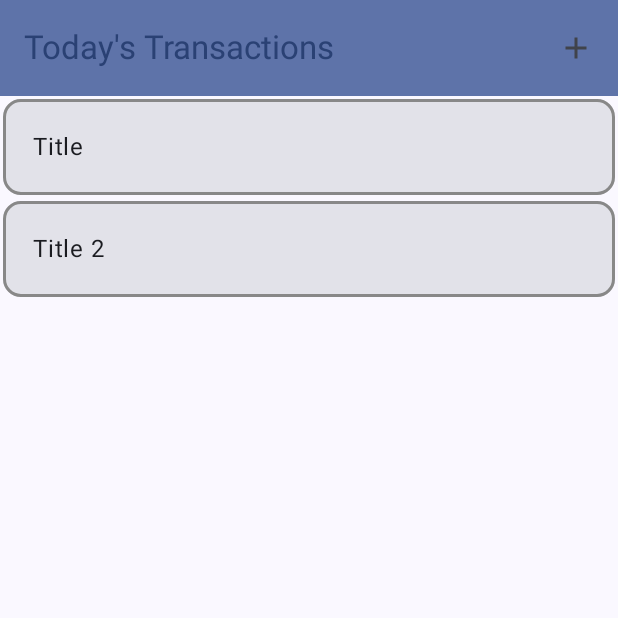
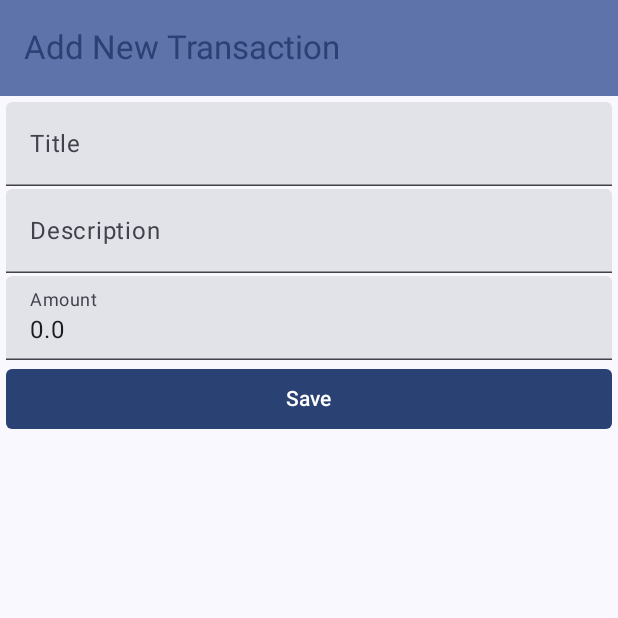
Before and after one commit to hadinajafi/Android_Composable_PlayGround, an Android app built with Jetpack Compose: the screen it shows after launch (MoneyManager), after a tap on "Add new transaction", on a phone screen of 412 x 824 dp, the top half of it. Run offline under Robolectric (Android 15) with nearby library versions, the phone set to English and light mode, and no system bars; our stand-ins replace Room's generated code.

Commit message:
Fix navigation to add transaction screen, fix user input fields

```diff
--- a/app/src/main/java/com/example/moneymanager/MoneyManager.kt
+++ b/app/src/main/java/com/example/moneymanager/MoneyManager.kt
@@ -3,10 +3,14 @@ package com.example.moneymanager
 import android.os.Bundle
 import androidx.activity.ComponentActivity
 import androidx.activity.compose.setContent
+import androidx.navigation.compose.NavHost
+import androidx.navigation.compose.composable
+import androidx.navigation.compose.rememberNavController
 import androidx.room.Room
 import com.example.moneymanager.db.repositories.AppDatabase
 import com.example.moneymanager.ui.home.OverviewScreen
 import com.example.moneymanager.ui.theme.MoneyManagerTheme
+import com.example.moneymanager.ui.transactions.AddTransaction
 
 class MoneyManager : ComponentActivity() {
 
@@ -18,15 +22,60 @@ class MoneyManager : ComponentActivity() {
         super.onCreate(savedInstanceState)
 
         database = Room.databaseBuilder(
-            applicationContext,
+            this.applicationContext,
             AppDatabase::class.java,
             "money_manager_db"
         ).build()
 
         setContent {
             MoneyManagerTheme {
-                OverviewScreen()
+                val navController = rememberNavController()
+                NavHost(navController = navController, startDestination = "overviewScreen") {
+                    composable("overviewScreen") {
+                        OverviewScreen(onAddTransactionClick = {
+                            navController.navigate("addTransaction")
+                        })
+                    }
+                    composable("addTransaction") {
+                        AddTransaction()
+                    }
+                }
             }
         }
     }
 }
+
+
+/*
+NavHost(navController, startDestination = "home") {
+    composable("home") {
+        HomeScreen(onDetailsClick = { id ->
+            navController.navigate("details/id=$id?name=hi")
+        }, onAboutClick = {
+            navController.navigate("about")
+        })
+    }
+    composable("about") {
+        AboutScreen(onNavigateUp = {
+            navController.popBackStack()
+        })
+    }
+    composable(
+        "details/id={id}?name={name}",
+        arguments = listOf(navArgument("id") {
+            type = NavType.LongType
+        }, navArgument("name") {
+            type = NavType.StringType
+            nullable = true
+        }),
+    ) { backStackEntry ->
+        val arguments = requireNotNull(backStackEntry.arguments)
+        val id = arguments.getLong("id")
+        val name = arguments.getString("name")
+        DetailsScreen(id, name, onNavigateUp = {
+            navController.popBackStack()
+        })
+    }
+}
+
+ */
--- a/app/src/main/java/com/example/moneymanager/ui/home/OverviewScreen.kt
+++ b/app/src/main/java/com/example/moneymanager/ui/home/OverviewScreen.kt
@@ -20,7 +20,6 @@ import androidx.compose.material3.TopAppBarDefaults
 import androidx.compose.runtime.Composable
 import androidx.compose.ui.Modifier
 import androidx.compose.ui.graphics.Color
-import androidx.compose.ui.tooling.preview.Preview
 import androidx.compose.ui.unit.Dp
 import com.example.moneymanager.models.TransactionDto
 import java.util.UUID
@@ -28,8 +27,7 @@ import java.util.UUID
 
 @OptIn(ExperimentalMaterial3Api::class)
 @Composable
-@Preview
-fun OverviewScreen() {
+fun OverviewScreen(onAddTransactionClick: () -> Unit) {
     val scrollBehavior = TopAppBarDefaults.enterAlwaysScrollBehavior()
     Scaffold(
         topBar = {
@@ -40,9 +38,7 @@ fun OverviewScreen() {
                     titleContentColor = MaterialTheme.colorScheme.primary
                 ),
                 actions = {
-                    IconButton(onClick = {
-                        //TODO: fix it with navigation
-                    }) {
+                    IconButton(onClick = onAddTransactionClick) {
                         Icon(
                             imageVector = Icons.Filled.Add,
                             contentDescription = "Add new transaction"
@@ -55,8 +51,8 @@ fun OverviewScreen() {
     ) {
         TransactionContent(
             modifier = Modifier
-                .padding(it)
-                .fillMaxWidth(),
+                .fillMaxWidth()
+                .padding(it),
             transactionDtos = listOf(
                 TransactionDto(UUID.randomUUID(), "Title", "description", 203.34F),
                 TransactionDto(UUID.randomUUID(), "Title 2", "desc", 20.21F)
@@ -97,6 +93,5 @@ fun TransactionItem(
         ) {
             Text(text = transactionDto.title, Modifier.padding(Dp(20F)))
         }
-
     }
 }
--- a/app/src/main/java/com/example/moneymanager/ui/userinput/AddTransactionScreen.kt
+++ b/app/src/main/java/com/example/moneymanager/ui/transactions/AddTransactionScreen.kt
@@ -1,4 +1,4 @@
-package com.example.moneymanager.ui.userinput
+package com.example.moneymanager.ui.transactions
 
 import androidx.compose.foundation.layout.Column
 import androidx.compose.foundation.layout.fillMaxWidth
@@ -14,6 +14,11 @@ import androidx.compose.material3.TextField
 import androidx.compose.material3.TopAppBar
 import androidx.compose.material3.TopAppBarDefaults
 import androidx.compose.runtime.Composable
+import androidx.compose.runtime.getValue
+import androidx.compose.runtime.mutableFloatStateOf
+import androidx.compose.runtime.mutableStateOf
+import androidx.compose.runtime.remember
+import androidx.compose.runtime.setValue
 import androidx.compose.ui.Modifier
 import androidx.compose.ui.text.input.KeyboardType
 import androidx.compose.ui.tooling.preview.Preview
@@ -49,9 +54,9 @@ private fun AddTransactionMeta(
     val textFieldModifier = Modifier
         .padding(bottom = Dp(2F))
         .fillMaxWidth()
-    var title = ""
-    var description: String?
-    var amount: Float = 0.0F
+    var title by remember { mutableStateOf("") }
+    var description by remember { mutableStateOf("") }
+    var amount by remember { mutableFloatStateOf(0.0F) }
     Column(
         modifier = modifier
             .padding(all = Dp(4F))
@@ -59,20 +64,20 @@ private fun AddTransactionMeta(
     ) {
         TextField(
             modifier = textFieldModifier,
-            value = "",
-            onValueChange = { description = it },
+            value = title,
+            onValueChange = { title = it },
             label = { Text(text = "Title") })
         TextField(
             modifier = textFieldModifier,
-            value = "",
+            value = description,
             onValueChange = { description = it },
             label = { Text(text = "Description") })
         TextField(
             modifier = textFieldModifier,
-            onValueChange = { amount = it.toFloatOrNull() ?: 0.0F },
-            value = "",
-            label = { Text(text = "0.0") },
-            keyboardOptions = KeyboardOptions(keyboardType = KeyboardType.Decimal),
+            onValueChange = { amount = it.toFloatOrNull() ?: amount },
+            value = amount.toString(),
+            label = { Text(text = "Amount") },
+            keyboardOptions = KeyboardOptions(keyboardType = KeyboardType.Number),
         )
         Button(
             modifier = textFieldModifier,
```
